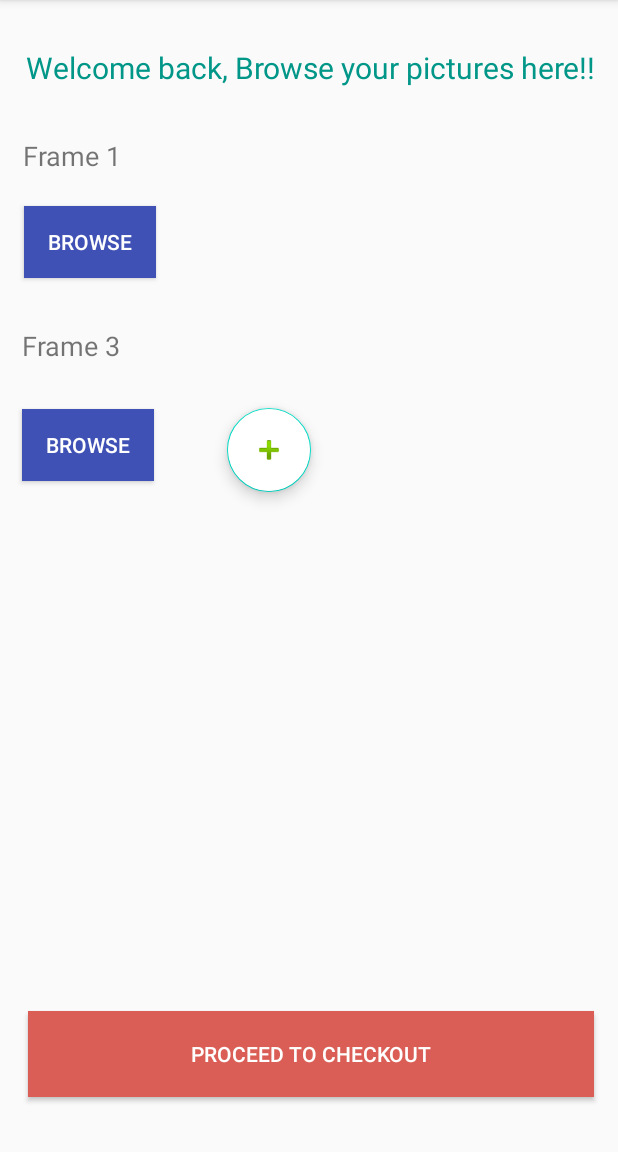
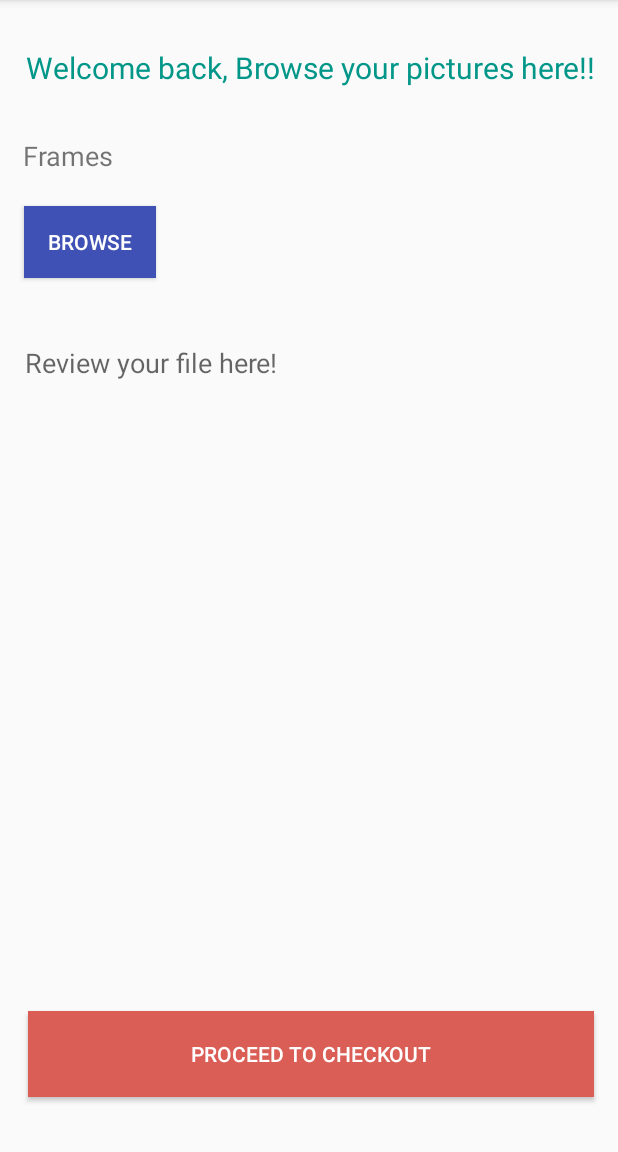
Before and after one commit to sowmyathogiti/PicStudioLab, an Android app: the BrowsePics screen opened directly, with no data from a screen before it, after a tap on "BROWSE", on a phone screen of 412 x 824 dp, the part 84-1236 px from its top. Run offline under Robolectric (Android 15) with nearby library versions, the phone set to English and light mode, and no system bars.

Commit message:
Added functionality to fetch photo path and display in BrowsePics.java

```diff
--- a/PicStudioLab_project/app/src/main/java/com/example/picstudiolab/BrowsePics.java
+++ b/PicStudioLab_project/app/src/main/java/com/example/picstudiolab/BrowsePics.java
@@ -7,10 +7,13 @@ import android.content.Intent;
 import android.os.Bundle;
 import android.view.View;
 import android.widget.Button;
+import android.widget.TextView;
 
 public class BrowsePics extends AppCompatActivity {
 
     Intent browseIntent;
+    String pathFile= "";
+    TextView fileNames;
 //    public static final int REQUEST_CODE = 10;
     @Override
     protected void onCreate(Bundle savedInstanceState) {
@@ -18,8 +21,9 @@ public class BrowsePics extends AppCompatActivity {
         setContentView(R.layout.activity_browse_pics);
 
         Button browse1 =findViewById(R.id.browse1);
-        Button browse2 =findViewById(R.id.browse2);
+//        Button browse2 =findViewById(R.id.browse2);
         Button checkout =findViewById(R.id.checkout);
+        fileNames = findViewById(R.id.fileNames);
         browse1.setOnClickListener(new View.OnClickListener() {
             @Override
             public void onClick(View view) {
@@ -28,15 +32,15 @@ public class BrowsePics extends AppCompatActivity {
                 startActivityForResult(browseIntent,10);
             }
         });
-
-        browse2.setOnClickListener(new View.OnClickListener() {
-            @Override
-            public void onClick(View view) {
-                browseIntent = new Intent(Intent.ACTION_GET_CONTENT);
-                browseIntent.setType("*/*");
-                startActivityForResult(browseIntent,20);
-            }
-        });
+//
+//        browse2.setOnClickListener(new View.OnClickListener() {
+//            @Override
+//            public void onClick(View view) {
+//                browseIntent = new Intent(Intent.ACTION_GET_CONTENT);
+//                browseIntent.setType("*/*");
+//                startActivityForResult(browseIntent,20);
+//            }
+//        });
 
         checkout.setOnClickListener(new View.OnClickListener() {
             @Override
@@ -57,15 +61,13 @@ public class BrowsePics extends AppCompatActivity {
 //        super.onActivityResult(requestCode, resultCode, data);
         switch (requestCode) {
             case 10:
-                if (requestCode == RESULT_OK) {
-                    String path = data.getData().getPath();
+                if (resultCode == RESULT_OK) {
+                    String path = data.getData().getPath().toString();
+                    pathFile = pathFile.concat(path)+"\n";
+                    fileNames.setText(pathFile);
                 }
                 break;
-            case 20:
-                if (requestCode == RESULT_OK) {
-                    String path = data.getData().getPath();
-                }
-                break;
+
         }
     }
 
--- a/PicStudioLab_project/app/src/main/res/layout/activity_browse_pics.xml
+++ b/PicStudioLab_project/app/src/main/res/layout/activity_browse_pics.xml
@@ -5,33 +5,6 @@
     android:layout_width="match_parent"
     android:layout_height="match_parent"
     tools:context=".BrowsePics">
-
-    <Button
-        android:id="@+id/browse2"
-        android:layout_width="wrap_content"
-        android:layout_height="wrap_content"
-        android:background="#3F51B5"
-        android:text="BROWSE"
-        android:textColor="#FFFFFF"
-        app:layout_constraintBottom_toBottomOf="parent"
-        app:layout_constraintEnd_toEndOf="parent"
-        app:layout_constraintHorizontal_bias="0.046"
-        app:layout_constraintStart_toStartOf="parent"
-        app:layout_constraintTop_toTopOf="parent"
-        app:layout_constraintVertical_bias="0.379" />
-
-    <TextView
-        android:id="@+id/frame1text3"
-        android:layout_width="wrap_content"
-        android:layout_height="wrap_content"
-        android:text="Frame 3"
-        android:textSize="18dp"
-        app:layout_constraintBottom_toBottomOf="parent"
-        app:layout_constraintEnd_toEndOf="parent"
-        app:layout_constraintHorizontal_bias="0.043"
-        app:layout_constraintStart_toStartOf="parent"
-        app:layout_constraintTop_toTopOf="parent"
-        app:layout_constraintVertical_bias="0.293" />
 
     <TextView
         android:id="@+id/browsemsg"
@@ -51,7 +24,7 @@
         android:id="@+id/frame1text"
         android:layout_width="wrap_content"
         android:layout_height="wrap_content"
-        android:text="Frame 1"
+        android:text="Frames"
         android:textSize="18dp"
         app:layout_constraintBottom_toBottomOf="parent"
         app:layout_constraintEnd_toEndOf="parent"
@@ -74,20 +47,6 @@
         app:layout_constraintTop_toTopOf="parent"
         app:layout_constraintVertical_bias="0.191" />
 
-    <com.google.android.material.floatingactionbutton.FloatingActionButton
-        android:id="@+id/addbrowse"
-        android:layout_width="wrap_content"
-        android:layout_height="wrap_content"
-        android:backgroundTint="#FFFFFF"
-        android:clickable="true"
-        app:layout_constraintBottom_toBottomOf="parent"
-        app:layout_constraintEnd_toEndOf="parent"
-        app:layout_constraintHorizontal_bias="0.425"
-        app:layout_constraintStart_toStartOf="parent"
-        app:layout_constraintTop_toTopOf="parent"
-        app:layout_constraintVertical_bias="0.382"
-        app:srcCompat="@android:drawable/ic_input_add" />
-
     <Button
         android:id="@+id/checkout"
         android:layout_width="377dp"
@@ -101,4 +60,17 @@
         app:layout_constraintStart_toStartOf="parent"
         app:layout_constraintTop_toTopOf="parent"
         app:layout_constraintVertical_bias="0.948" />
+
+    <TextView
+        android:id="@+id/fileNames"
+        android:layout_width="388dp"
+        android:layout_height="200dp"
+        android:hint="Review your file here!"
+        android:textSize="18sp"
+        app:layout_constraintBottom_toBottomOf="parent"
+        app:layout_constraintEnd_toEndOf="parent"
+        app:layout_constraintHorizontal_bias="0.695"
+        app:layout_constraintStart_toStartOf="parent"
+        app:layout_constraintTop_toTopOf="parent"
+        app:layout_constraintVertical_bias="0.404" />
 </androidx.constraintlayout.widget.ConstraintLayout>
```
